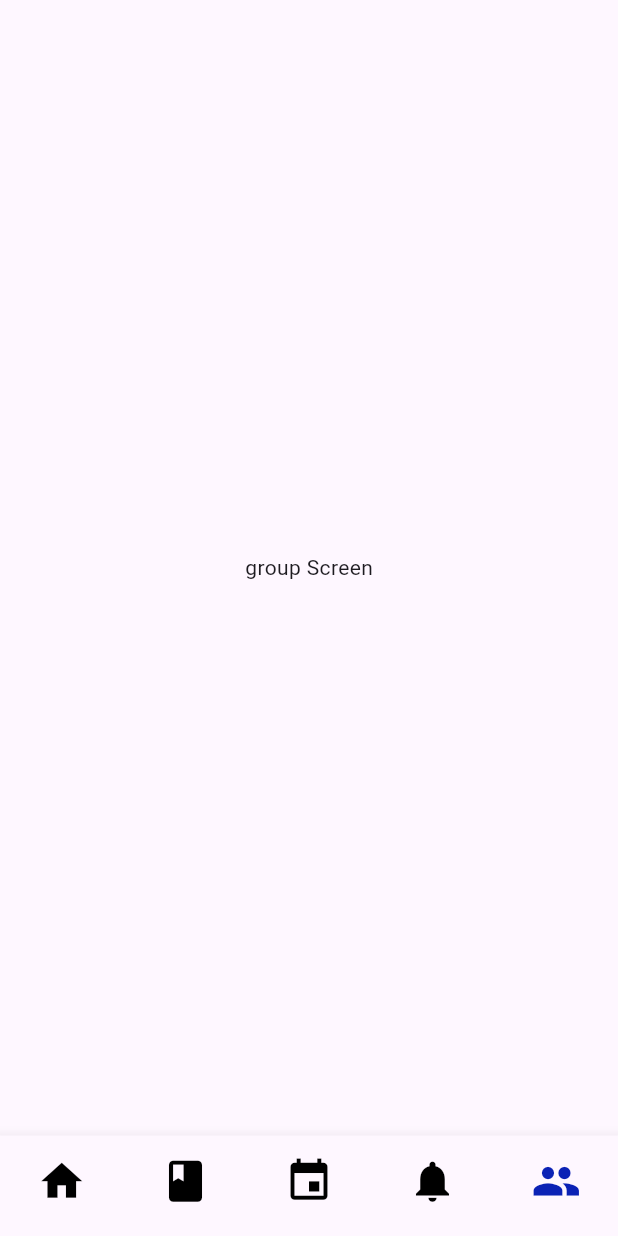
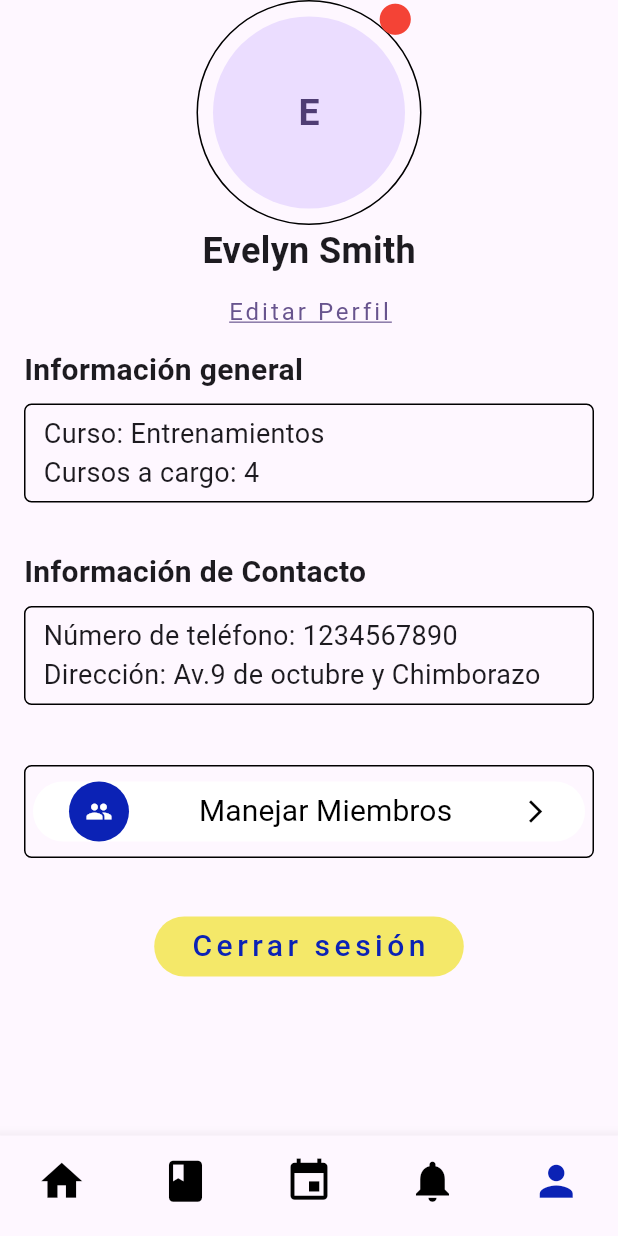
Before and after one commit to joemcara/swimmast_movil, a Flutter app: the MainScreenTrainee screen opened directly, item 5 of the bottom bar chosen, on a phone screen of 412 x 824 dp. Run offline on Flutter 3.47's test engine with Material 3 defaults, Android fonts, the phone set to English and light mode, and no system bars; our stand-ins replace easy_date_timeline, get, popover, table_calendar; missing offline and left inert: dart:ffi.

Commit message:
manage members/ profile screen

```diff
--- a/lib/screens/trainerScreens/profile_screen.dart
+++ b/lib/screens/trainerScreens/profile_screen.dart
@@ -1,21 +1,25 @@
 import 'package:flutter/material.dart';
+import 'package:swimmast_movil/screens/trainerScreens/attendance_screen.dart';
+import 'package:swimmast_movil/screens/trainerScreens/member_admin_screen.dart';
 import 'package:swimmast_movil/shared/bottom_navs.dart/bottom_nav_bar.dart';
 import 'package:swimmast_movil/shared/button.dart';
+import 'package:swimmast_movil/shared/button.dart' as customText;
+import 'package:swimmast_movil/shared/buttonRectangle.dart';
 import 'package:swimmast_movil/shared/constants.dart';
 import 'package:swimmast_movil/shared/profile_header.dart';
 
-class ProfileScreen extends StatelessWidget {
-  const ProfileScreen({super.key});
+class ProfileScreenTrainer extends StatelessWidget {
+  const ProfileScreenTrainer({super.key});
   @override
   Widget build(BuildContext context) {
     double statusBarHeight = MediaQuery.of(context).viewPadding.top;
 
-    const List<String> data = ["Curso: Entrenamientos", "Cursos a cargo: 4"];
+    const List<String> data = [
+      "Número de teléfono: 1234567890",
+      "Dirección: Av.9 de octubre y Chimborazo "
+    ];
 
-    const List<String> contactInfo = [
-      "Número de teléfono: 0995555412",
-      "Dirección: Av. 9 de Octubre y Chimborazo",
-    ];
+    const List<String> courses = ["Curso: Entrenamientos", "Cursos a cargo: 4"];
 
     return Scaffold(
       body: Container(
@@ -28,70 +32,53 @@ class ProfileScreen extends StatelessWidget {
                     height: 150,
                     width: 150,
                     child: CustomAvatar(
-                      username: "Luis García",
+                      username: "Evelyn Smith",
                       onTap: () {},
                     ),
                   ),
                 ),
                 const Text(
-                  "Luis García",
+                  "Evelyn Smith",
                   style: TextStyle(fontSize: 24, fontWeight: FontWeight.bold),
                 ),
-                CustomTextButton(
-                  text: "Editar perfil",
-                  onPressed: () {},
-                  text_color: swimmastBlue,
-                ),
+                customText.CustomTextButton(
+                    text: "Editar Perfil", onPressed: () {}),
                 Container(
                   padding: const EdgeInsets.symmetric(horizontal: 16),
                   child: Column(
                     children: [
-                      _infoBox("Información general", data),
+                      _infoBox("Información general", courses),
                       const SizedBox(
                         height: 32,
                       ),
-                      _infoBox("Información de Contacto", contactInfo),
+                      _infoBox("Información de Contacto", data),
                     ],
                   ),
                 ),
+                const SizedBox(height: 40),
                 Container(
-                  margin:
-                      const EdgeInsets.symmetric(horizontal: 16, vertical: 24),
-                  padding: const EdgeInsets.symmetric(horizontal: 4),
-                  height: 48,
                   decoration: BoxDecoration(
                       border: Border.all(),
                       borderRadius: BorderRadius.circular(5)),
-                  child: Row(
-                    mainAxisAlignment: MainAxisAlignment.spaceBetween,
-                    children: [
-                      Row(
-                        children: [
-                          Container(
-                            decoration: const BoxDecoration(
-                                color: swimmastBlue,
-                                borderRadius:
-                                    BorderRadius.all(Radius.circular(100))),
-                            padding: const EdgeInsets.all(6),
-                            child: const Icon(
-                              Icons.lock,
-                              color: Colors.white,
-                            ),
-                          ),
-                          const SizedBox(
-                            width: 20,
-                          ),
-                          const Text(
-                            "Cambiar contraseña",
-                            style: TextStyle(fontSize: 20),
-                          ),
-                        ],
-                      ),
-                      const Icon(
-                        Icons.keyboard_arrow_right_outlined,
-                      )
-                    ],
+                  padding:
+                      const EdgeInsets.symmetric(horizontal: 5, vertical: 6),
+                  width: 380,
+                  child: CustomButtonRectangle(
+                    text: "Manejar Miembros",
+                    onPressed: () {
+                      Navigator.push(
+                          context,
+                          MaterialPageRoute(
+                              builder: (context) => Memberadmin()));
+                    },
+                    icon: const Icon(
+                      Icons.lock,
+                      color: Colors.white,
+                    ),
                   ),
+                ),
+                const SizedBox(
+                  height: 35,
                 ),
                 CustomButton(
                     text: "Cerrar sesión",
--- a/lib/shared/bottom_navs.dart/bottom_nav_bar.dart
+++ b/lib/shared/bottom_navs.dart/bottom_nav_bar.dart
@@ -49,7 +49,7 @@ class _TrainerBtBarState extends State<TrainerBtBar> {
           label: 'notifications',
         ),
         BottomNavigationBarItem(
-          icon: Icon(Icons.group),
+          icon: Icon(Icons.person),
           label: 'group',
         )
       ],
--- /dev/null
+++ b/lib/shared/buttonRectangle.dart
@@ -0,0 +1,71 @@
+import 'package:flutter/material.dart';
+import 'constants.dart';
+
+class CustomButtonRectangle extends StatelessWidget {
+  const CustomButtonRectangle(
+      {super.key,
+      required this.text,
+      required this.onPressed,
+      required this.icon});
+  final String text;
+  final Function onPressed;
+  final Icon icon;
+
+  @override
+  Widget build(BuildContext context) {
+    return FilledButton(
+        style: FilledButton.styleFrom(backgroundColor: Colors.white),
+        onPressed: () {
+          onPressed();
+        },
+        child: Row(
+          mainAxisAlignment: MainAxisAlignment.spaceBetween,
+          children: [
+            const CircleAvatar(
+              backgroundColor: swimmastBlue,
+              child: Icon(Icons.group, color: Colors.white),
+            ),
+            const SizedBox(width: 10),
+            Text(
+              text,
+              style: const TextStyle(
+                  color: Colors.black,
+                  fontSize: 20,
+                  fontWeight: FontWeight.normal),
+            ),
+            const SizedBox(
+              width: 10,
+            ),
+            const Icon(
+              Icons.arrow_forward_ios,
+              color: Colors.black,
+            )
+          ],
+        ));
+  }
+}
+
+class CustomTextButton extends StatelessWidget {
+  const CustomTextButton(
+      {super.key,
+      required this.text,
+      required this.onPressed,
+      this.text_color});
+  final String text;
+  final Function onPressed;
+  final text_color;
+  @override
+  Widget build(BuildContext context) {
+    return TextButton(
+      onPressed: () {
+        onPressed();
+      },
+      style: TextButton.styleFrom(
+          textStyle: const TextStyle(fontSize: 16, letterSpacing: 2)),
+      child: Text(
+        text,
+        style: TextStyle(color: Colors.black),
+      ),
+    );
+  }
+}
--- a/lib/shared/constants.dart
+++ b/lib/shared/constants.dart
@@ -1,7 +1,12 @@
+import 'dart:ui';
+
 import 'package:flutter/material.dart';
+import 'package:flutter/widgets.dart';
 
 const Color swimmastBlue = Color.fromRGBO(11, 34, 181, 1);
 const Color swimmastYellow = Color.fromRGBO(244, 232, 105, 1);
 const Color swimmastGreen = Color.fromRGBO(71, 223, 00, 1);
 const Color swimmastRed = Color.fromRGBO(181, 11, 1, 1);
+const TextStyle styleSubtitles =
+    TextStyle(fontWeight: FontWeight.bold, fontSize: 16);
 int global = 3;
--- a/lib/shared/profile_header.dart
+++ b/lib/shared/profile_header.dart
@@ -1,5 +1,4 @@
 import 'package:flutter/material.dart';
-import 'package:swimmast_movil/screens/memberScreens/profile_screen.dart';
 import 'package:swimmast_movil/shared/constants.dart';
 
 class ProfileHeader extends StatelessWidget {
--- a/lib/widgets/router_bottom_nav.dart
+++ b/lib/widgets/router_bottom_nav.dart
@@ -5,9 +5,9 @@ import 'package:swimmast_movil/screens/memberScreens/home_screen.dart';
 import 'package:swimmast_movil/screens/memberScreens/profile_screen.dart';
 import 'package:swimmast_movil/screens/memberScreens/shop_Screens/shop_screen.dart';
 import 'package:swimmast_movil/screens/trainerScreens/attendance_screen.dart';
-import 'package:swimmast_movil/screens/trainerScreens/group_screen.dart';
 import 'package:swimmast_movil/screens/trainerScreens/home_screen.dart';
 import 'package:swimmast_movil/screens/notification_screen.dart';
+import 'package:swimmast_movil/screens/trainerScreens/profile_screen.dart';
 import 'package:swimmast_movil/screens/trainerScreens/work_out_screen.dart';
 
 class BottomRouteTrainee extends StatelessWidget {
@@ -21,7 +21,7 @@ class BottomRouteTrainee extends StatelessWidget {
       AttendanceScreen(),
       WorkoutScreen(),
       NotificationScreen(),
-      GroupScreen()
+      ProfileScreenTrainer()
     ];
     return screens[index];
   }
--- a/pubspec.yaml
+++ b/pubspec.yaml
@@ -42,6 +42,8 @@ dependencies:
   get: ^4.6.6
   table_calendar: ^3.1.1
   intl: ^0.19.0
+  easy_date_timeline: ^1.0.7
+  popover: ^0.3.0+1
 
 dev_dependencies:
   flutter_test:
```
Also changed, not shown: lib/screens/trainerScreens/attendance_screen.dart (+17 -9 lines), lib/screens/trainerScreens/member_admin_screen.dart (added, +112 -0 lines), lib/screens/trainerScreens/work_out_screen.dart (+83 -4 lines), lib/shared/customableIcon.dart (added, +35 -0 lines), lib/widgets/memberTrainerAdmin.dart (added, +107 -0 lines), lib/widgets/popover.dart (added, +58 -0 lines), pubspec.lock.
